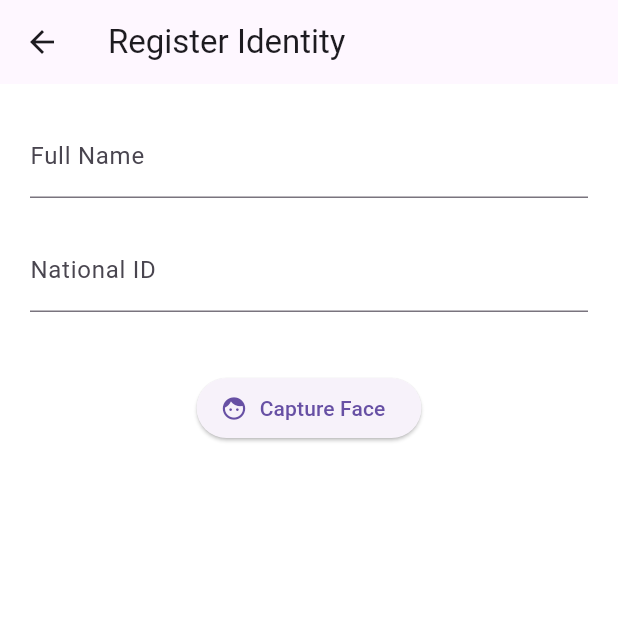
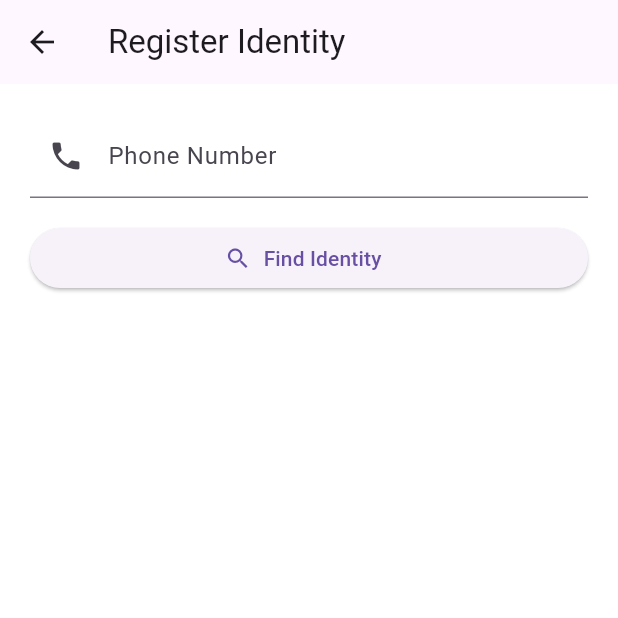
Before and after one commit to composureR3j3c/identity_registration_app, a Flutter app: the screen it shows after launch, after a tap on "Start Registration", on a phone screen of 412 x 824 dp, the top half of it. Run offline on Flutter 3.47's test engine with Material 3 defaults, Android fonts, the phone set to English and light mode, and no system bars; our stand-ins replace permission_handler.

```diff
--- a/lib/FaceCaptureService.dart
+++ /dev/null
@@ -1,9 +0,0 @@
-import 'package:flutter/services.dart';
-
-class FaceCaptureService {
-  static const platform = MethodChannel('tech5/face_capture');
-
-  static Future<void> startCapture() async {
-    await platform.invokeMethod('startFaceCapture');
-  }
-}
--- a/lib/main.dart
+++ b/lib/main.dart
@@ -1,7 +1,21 @@
 import 'package:flutter/material.dart';
 import 'screens/home_screen.dart';
 
-void main() {
+import 'package:permission_handler/permission_handler.dart';
+
+Future<void> requestCameraPermission() async {
+  if (await Permission.camera.isDenied) {
+    await Permission.camera.request();
+  }
+
+  if (await Permission.camera.isPermanentlyDenied) {
+    openAppSettings();
+  }
+}
+void main() async {
+    WidgetsFlutterBinding.ensureInitialized();
+
+  await requestCameraPermission();
   runApp(const IdentityRegistrationApp());
 }
 
--- /dev/null
+++ b/lib/models/identity_record.dart
@@ -0,0 +1,20 @@
+class IdentityRecord {
+  const IdentityRecord({
+    required this.fullName,
+    required this.nationalId,
+    required this.phoneNumber,
+  });
+
+  final String fullName;
+  final String nationalId;
+  final String phoneNumber;
+
+  factory IdentityRecord.fromJson(Map<String, dynamic> json) {
+    return IdentityRecord(
+      fullName: (json['fullName'] ?? json['full_name'] ?? '').toString(),
+      nationalId: (json['nationalId'] ?? json['national_id'] ?? '').toString(),
+      phoneNumber: (json['phoneNumber'] ?? json['phone_number'] ?? '')
+          .toString(),
+    );
+  }
+}
--- a/lib/screens/registration_screen.dart
+++ b/lib/screens/registration_screen.dart
@@ -1,62 +1,137 @@
 import 'package:flutter/material.dart';
-import '../services/face_capture_service.dart';
+
+import '../services/identity_lookup_service.dart';
+import 'face_authentication_screen.dart';
+import 'face_enrollment_screen.dart';
 
 class RegistrationScreen extends StatefulWidget {
   const RegistrationScreen({super.key});
 
   @override
-  State<RegistrationScreen> createState() =>
-      _RegistrationScreenState();
+  State<RegistrationScreen> createState() => _RegistrationScreenState();
 }
 
-class _RegistrationScreenState
-    extends State<RegistrationScreen> {
+class _RegistrationScreenState extends State<RegistrationScreen> {
+  final IdentityLookupService identityLookupService = IdentityLookupService();
 
-  final TextEditingController fullNameController =
-      TextEditingController();
+  final TextEditingController phoneNumberController = TextEditingController();
 
-  final TextEditingController nationalIdController =
-      TextEditingController();
+  bool isLookingUpIdentity = false;
+  String? lookupMessage;
+
+  @override
+  void dispose() {
+    identityLookupService.dispose();
+    phoneNumberController.dispose();
+    super.dispose();
+  }
+
+  Future<void> lookupIdentity() async {
+    final phoneNumber = phoneNumberController.text.trim();
+
+    if (phoneNumber.isEmpty) {
+      setState(() {
+        lookupMessage = 'Enter a phone number to continue.';
+      });
+      return;
+    }
+
+    setState(() {
+      isLookingUpIdentity = true;
+      lookupMessage = null;
+    });
+
+    try {
+      final identity = await identityLookupService.findByPhoneNumber(
+        phoneNumber,
+      );
+
+      if (!mounted) {
+        return;
+      }
+
+      setState(() {
+        isLookingUpIdentity = false;
+      });
+
+      await Navigator.push(
+        context,
+        MaterialPageRoute(
+          builder: (_) => identity == null
+              ? FaceEnrollmentScreen(phoneNumber: phoneNumber)
+              : FaceAuthenticationScreen(identity: identity),
+        ),
+      );
+    } on IdentityLookupException catch (error) {
+      if (!mounted) {
+        return;
+      }
+
+      setState(() {
+        isLookingUpIdentity = false;
+        lookupMessage = error.message;
+      });
+    } catch (_) {
+      if (!mounted) {
+        return;
+      }
+
+      setState(() {
+        isLookingUpIdentity = false;
+        lookupMessage = 'Could not reach the identity service.';
+      });
+    }
+  }
 
   @override
   Widget build(BuildContext context) {
-
     return Scaffold(
-      appBar: AppBar(
-        title: const Text('Register Identity'),
-      ),
+      appBar: AppBar(title: const Text('Register Identity')),
 
       body: Padding(
         padding: const EdgeInsets.all(20),
 
-        child: Column(
+        child: ListView(
           children: [
+            TextField(
+              controller: phoneNumberController,
+              keyboardType: TextInputType.phone,
+              textInputAction: TextInputAction.search,
+              decoration: const InputDecoration(
+                labelText: 'Phone Number',
+                prefixIcon: Icon(Icons.phone),
+              ),
+              onSubmitted: (_) => lookupIdentity(),
+            ),
 
-            TextField(
-              controller: fullNameController,
-              decoration: const InputDecoration(
-                labelText: 'Full Name',
+            const SizedBox(height: 16),
+
+            SizedBox(
+              width: double.infinity,
+              child: ElevatedButton.icon(
+                onPressed: isLookingUpIdentity ? null : lookupIdentity,
+                icon: isLookingUpIdentity
+                    ? const SizedBox(
+                        width: 18,
+                        height: 18,
+                        child: CircularProgressIndicator(strokeWidth: 2),
+                      )
+                    : const Icon(Icons.search),
+                label: Text(
+                  isLookingUpIdentity ? 'Searching...' : 'Find Identity',
+                ),
               ),
             ),
 
-            const SizedBox(height: 20),
-
-            TextField(
-              controller: nationalIdController,
-              decoration: const InputDecoration(
-                labelText: 'National ID',
+            if (lookupMessage != null) ...[
+              const SizedBox(height: 12),
+              Text(
+                lookupMessage!,
+                style: TextStyle(
+                  color: Theme.of(context).colorScheme.secondary,
+                ),
               ),
-            ),
-
-            const SizedBox(height: 40),
-
-            ElevatedButton.icon(
-              onPressed: () async {
-                await FaceCaptureService.startCapture();
-              },
-              icon: const Icon(Icons.face),
-              label: const Text('Capture Face'),
-            ),
+            ],
           ],
         ),
       ),
--- /dev/null
+++ b/lib/services/identity_lookup_service.dart
@@ -0,0 +1,75 @@
+import 'dart:convert';
+
+import 'package:http/http.dart' as http;
+
+import '../models/identity_record.dart';
+
+class IdentityLookupService {
+  IdentityLookupService({http.Client? client})
+    : _client = client ?? http.Client();
+
+  static const String _baseUrl = 'https://example.com/api';
+
+  final http.Client _client;
+
+  Future<IdentityRecord?> findByPhoneNumber(String phoneNumber) async {
+    final uri = Uri.parse(
+      '$_baseUrl/identities',
+    ).replace(queryParameters: {'phone': phoneNumber});
+
+    final response = await _client.get(uri);
+
+    if (response.statusCode == 404) {
+      return null;
+    }
+
+    if (response.statusCode < 200 || response.statusCode >= 300) {
+      throw IdentityLookupException(
+        'Identity lookup failed with status ${response.statusCode}.',
+      );
+    }
+
+    final decoded = jsonDecode(response.body);
+    if (decoded is! Map<String, dynamic>) {
+      throw const IdentityLookupException(
+        'Identity lookup returned invalid data.',
+      );
+    }
+
+    final payload = decoded['data'] is Map<String, dynamic>
+        ? decoded['data'] as Map<String, dynamic>
+        : decoded;
+
+    if (payload.isEmpty ||
+        payload['identity'] == null &&
+            payload['fullName'] == null &&
+            payload['full_name'] == null) {
+      return null;
+    }
+
+    final identityJson = payload['identity'] is Map<String, dynamic>
+        ? payload['identity'] as Map<String, dynamic>
+        : payload;
+
+    return IdentityRecord.fromJson({
+      ...identityJson,
+      'phoneNumber':
+          identityJson['phoneNumber'] ??
+          identityJson['phone_number'] ??
+          phoneNumber,
+    });
+  }
+
+  void dispose() {
+    _client.close();
+  }
+}
+
+class IdentityLookupException implements Exception {
+  const IdentityLookupException(this.message);
+
+  final String message;
+
+  @override
+  String toString() => message;
+}
--- a/pubspec.yaml
+++ b/pubspec.yaml
@@ -37,6 +37,8 @@ dependencies:
   provider: ^6.1.2
   go_router: ^14.2.0
   flutter_secure_storage: ^9.2.2
+  http: ^1.2.2
+  permission_handler: ^11.0.0
 
 dev_dependencies:
   flutter_test:
```
Also changed, not shown: lib/screens/face_authentication_screen.dart (added, +50 -0 lines), lib/screens/face_enrollment_screen.dart (added, +61 -0 lines), lib/services/face_capture_service.dart (+50 -4 lines), pubspec.lock, 4 other files.
